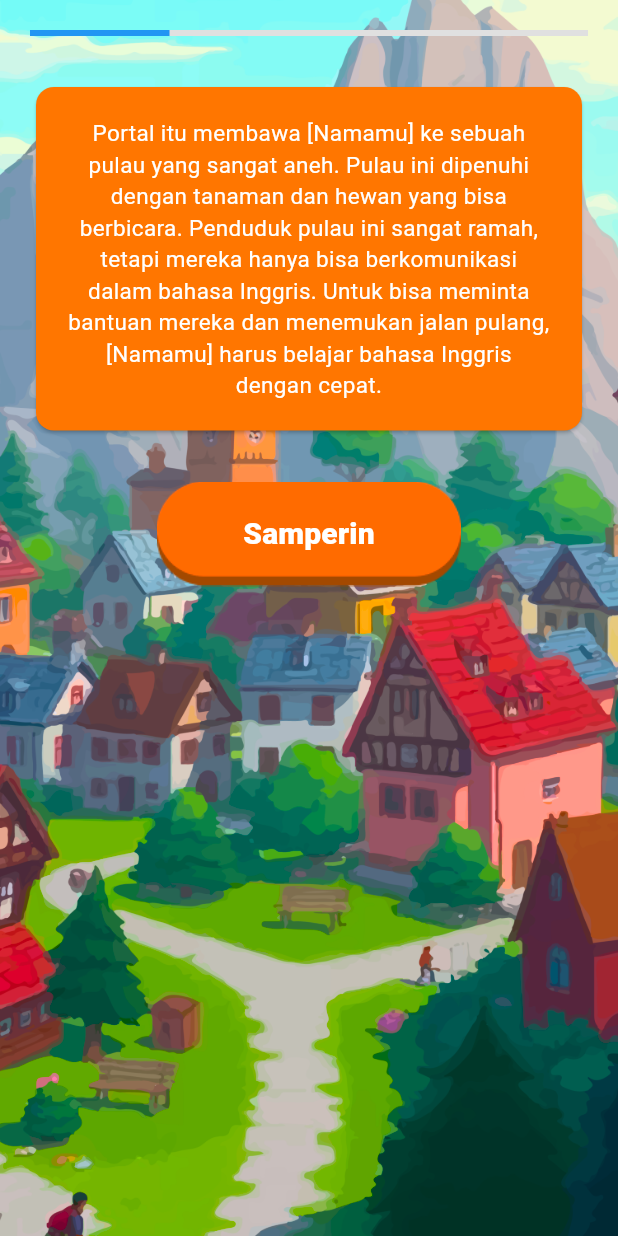
After one commit to Nessaa16/WordWhizz, a Flutter app: the MiniGames2 screen opened directly, after a tap on "Maju", on a phone screen of 412 x 824 dp. The commit adds this screen. Run offline on Flutter 3.47's test engine with Material 3 defaults, Android fonts, the light colour scheme and no system bars; our stand-ins replace cloud_firestore, firebase_auth, firebase_core, lottie; accounts and stored records are empty; Roboto replaces fonts that are missing (BalooChettan2).

Commit message:
Add Minigames  Translate and Add navbar each page
Update unutk menggabungkan page

```diff
--- a/wordwhizz/lib/main.dart
+++ b/wordwhizz/lib/main.dart
@@ -36,9 +36,9 @@ class MyApp extends StatelessWidget {
       // home: TebakGambar(),
       // home: MainMenuScreen2(),
       // home: Chapter1(),
-      home: Beforestartgame(),
-//    home: MainMenuScreen2(),
-
+      // home: Beforestartgame(),
+  //  home: MainMenuScreen2(),
+      home: MainMenuScreen(),
     );
   }
 }
--- a/wordwhizz/lib/shared/theme_shared.dart
+++ b/wordwhizz/lib/shared/theme_shared.dart
@@ -8,6 +8,7 @@ Color yellowColor = const Color(0xFFFFDE00);
 Color bgColor = const Color(0xFF5BCEFF);
 Color dropShadow = const Color(0xFF006691);
 Color fontColor = const Color(0xFF403C3C);
+Color thirdColor = const Color(0xEFF1F5);
 
 TextStyle splashTitle1 = TextStyle(
   fontFamily: 'BalooChettan2',
--- /dev/null
+++ b/wordwhizz/lib/view/pages/minigames_translate.dart
@@ -0,0 +1,217 @@
+part of 'pages.dart';
+
+class MiniGames2 extends StatefulWidget {
+  const MiniGames2({super.key});
+
+  @override
+  State<MiniGames2> createState() => _MiniGames2State();
+}
+
+class _MiniGames2State extends State<MiniGames2> with TickerProviderStateMixin {
+  // Daftar cerita
+  final List<String> _storyParts = [
+    "[Namamu] sedang berlibur di sebuah pulau yang terkenal dengan keindahan alamnya. Saat menjelajahi hutan belantara, [Namamu] menemukan sebuah gua yang belum pernah dijelajahi sebelumnya. Di dalam gua, terdapat sebuah portal yang memancarkan cahaya biru. Dengan rasa penasaran yang besar, [Namamu] memutuskan untuk masuk ke dalam portal.",
+    "Portal itu membawa [Namamu] ke sebuah pulau yang sangat aneh. Pulau ini dipenuhi dengan tanaman dan hewan yang bisa berbicara. Penduduk pulau ini sangat ramah, tetapi mereka hanya bisa berkomunikasi dalam bahasa Inggris. Untuk bisa meminta bantuan mereka dan menemukan jalan pulang, [Namamu] harus belajar bahasa Inggris dengan cepat."
+  ];
+
+  // Daftar gambar latar belakang
+  final List<String> _backgroundImages = [
+    'assets/images/bg_minigames_translate.png', // Gambar latar belakang pertama
+  ];
+
+  // // Daftar gambar latar belakang
+  // final List<String> _progressBar = [
+  //   'assets/images/0bar.png',
+  //   'assets/images/1bar.png',
+  //   'assets/images/2bar.png',
+  //   'assets/images/3bar.png',
+  // ];
+
+  int _currentStoryIndex = 0; // Indeks cerita saat ini
+  int _currentBackgroundIndex = 0; // Indeks gambar latar belakang saat ini
+  // int _currentProgressIndex = 0;
+
+  double _linearProgress = 0.0; // Progress untuk linear progress bar
+
+  late AnimationController _animationController;
+  late Animation<Offset> _animation;
+
+  late AnimationController _popupController;
+  late Animation<double> _popupAnimation;
+
+  @override
+  void initState() {
+    super.initState();
+    _animationController = AnimationController(
+      vsync: this,
+      duration: const Duration(seconds: 1),
+    )..repeat(reverse: true); // Ulangi animasi dengan efek reverse
+
+    _animation = Tween<Offset>(
+      begin: Offset(0, 0), // Posisi awal
+      end: Offset(0, -0.1), // Bergerak sedikit ke atas
+    ).animate(CurvedAnimation(
+      parent: _animationController,
+      curve: Curves.easeInOut, // Gunakan efek ease in dan ease out
+    ));
+
+    // Inisialisasi controller untuk animasi pop-up
+    _popupController = AnimationController(
+      vsync: this,
+      duration: const Duration(milliseconds: 300),
+    );
+
+    _popupAnimation = Tween<double>(
+      begin: 0.0,
+      end: 1.0,
+    ).animate(CurvedAnimation(
+      parent: _popupController,
+      curve: Curves.easeOut,
+    ));
+
+    // Jalankan animasi pop-up saat halaman dimuat
+    _popupController.forward();
+  }
+
+  @override
+  void dispose() {
+    _animationController.dispose();
+    _popupController.dispose(); // Dispose controller pop-up
+    super.dispose();
+  }
+
+  void _nextStoryPart() {
+    setState(() {
+      if (_currentStoryIndex < _storyParts.length - 1) {
+        _currentStoryIndex++; // Pindah ke bagian cerita berikutnya
+      } else {
+        // Jika sudah di bagian terakhir, bisa direset atau ditangani sesuai kebutuhan
+        _currentStoryIndex = 0; // Contoh: kembali ke awal
+      }
+
+      // Ubah gambar latar belakang
+      if (_currentBackgroundIndex < _backgroundImages.length - 1) {
+        _currentBackgroundIndex++; // Pindah ke gambar latar belakang berikutnya
+      } else {
+        _currentBackgroundIndex = 0; // Kembali ke gambar latar belakang pertama
+      }
+
+      // // Ubah gambar progress bar
+      // if (_currentProgressIndex < _progressBar.length - 1) {
+      //   _currentProgressIndex++; // Pindah ke gambar latar belakang berikutnya
+      // } else {
+      //   _currentProgressIndex = 0; // Kembali ke gambar latar belakang pertama
+      // }
+
+      // Update linear progress
+      if (_linearProgress < 1.0) {
+        _linearProgress += 0.25; // Increment progress by 25% each time
+      } else {
+        _linearProgress = 1.0; // Cap progress at 100%
+      }
+
+      // Jalankan animasi pop-up saat tombol ditekan
+      _popupController.forward(from: 0.0);
+    });
+  }
+
+  @override
+  Widget build(BuildContext context) {
+    return Scaffold(
+      body: Stack(
+        children: [
+          Positioned.fill(
+            child: Image.asset(
+              _backgroundImages[_currentBackgroundIndex], // Gambar latar belakang sesuai indeks
+              fit: BoxFit.cover,
+            ),
+          ),
+          SafeArea(
+            bottom: false,
+            child: ListView(
+              padding: EdgeInsets.all(20.0),
+              children: [
+                // Animated progress bar
+                ScaleTransition(
+                  scale: _popupAnimation,
+                  child: Column(
+                    children: [
+                      LinearProgressIndicator(
+                        value: _linearProgress, // Set the progress value
+                        backgroundColor: Colors.grey[300],
+                        valueColor: AlwaysStoppedAnimation<Color>(Colors.blue),
+                      ),
+                      // SizedBox(height: 20),
+                      // Image.asset(
+                      //   _progressBar[_currentProgressIndex],
+                      //   fit: BoxFit.cover,
+                      // ),
+                    ],
+                  ),
+                ),
+                SizedBox(height: 30),
+                // Card dengan cerita
+                ScaleTransition(
+                  scale: _popupAnimation,
+                  child: Card(
+                    color: primaryColor,
+                    child: Padding(
+                      padding: const EdgeInsets.all(20.0),
+                      child: Text(
+                        _storyParts[_currentStoryIndex], // Tampilkan bagian cerita saat ini
+                        style: story_content,
+                        textAlign: TextAlign.center,
+                      ),
+                    ),
+                  ),
+                ),
+                SizedBox(height: 30),
+                // Tombol dengan animasi pop-up
+                ScaleTransition(
+                  scale: _popupAnimation,
+                  child: Align(
+                    alignment: Alignment.center,
+                    child: Container(
+                      height: 70,
+                      child: ElevatedButton(
+                        style: ElevatedButton.styleFrom(
+                          padding: EdgeInsets.zero,
+                          backgroundColor: Colors.transparent,
+                          shape: RoundedRectangleBorder(
+                            borderRadius: BorderRadius.circular(0),
+                          ),
+                          elevation: 0,
+                        ),
+                        onPressed: () {
+                          _nextStoryPart(); // Panggil fungsi untuk pindah ke bagian cerita berikutnya
+                        },
+                        child: Stack(
+                          alignment: Alignment.center,
+                          children: [
+                            Image.asset(
+                              'assets/images/button1.png',
+                              height: 70,
+                            ),
+                            Positioned(
+                              child: Text(
+                                _currentStoryIndex == _storyParts.length - 1
+                                    ? "Samperin"
+                                    : "Maju", // Ubah teks tombol
+                                style: button1,
+                              ),
+                            ),
+                          ],
+                        ),
+                      ),
+                    ),
+                  ),
+                ),
+                SizedBox(height: 30),
+              ],
+            ),
+          ),
+        ],
+      ),
+    );
+  }
+}
--- a/wordwhizz/lib/view/pages/mm_minigames_page.dart
+++ b/wordwhizz/lib/view/pages/mm_minigames_page.dart
@@ -27,7 +27,7 @@ class MinigamesScreen extends StatelessWidget {
                       // Back Button
                       GestureDetector(
                         onTap: () {
-                          // Handle back navigation
+                          Navigator.pop(context);
                         },
                         child: Image.asset(
                           'assets/images/backarrow.png',
--- a/wordwhizz/lib/view/pages/pages.dart
+++ b/wordwhizz/lib/view/pages/pages.dart
@@ -35,7 +35,7 @@ part 'mg_tebakgambar_page.dart';
 
 
 part 'shop_page.dart';
-
+part 'minigames_translate.dart';
 // part 'character2_page.dart';
 // part 'character3_page.dart';
 // part 'character4_page.dart';
--- a/wordwhizz/lib/view/pages/playmenu1_page.dart
+++ b/wordwhizz/lib/view/pages/playmenu1_page.dart
@@ -96,7 +96,7 @@ class Chapter1 extends StatelessWidget {
                     // Back Button
                     GestureDetector(
                       onTap: () {
-                        // Handle back navigation
+                         Navigator.pop(context);
                       },
                       child: Image.asset(
                         'assets/images/backarrow.png',
--- a/wordwhizz/lib/view/pages/shop_page.dart
+++ b/wordwhizz/lib/view/pages/shop_page.dart
@@ -32,7 +32,7 @@ class _ShopPageState extends State<ShopPage> {
                       children: [
                         GestureDetector(
                           onTap: () {
-                            // Handle back navigation
+                            Navigator.pop(context);
                           },
                           child: Image.asset(
                             'assets/images/backarrow.png',
--- a/wordwhizz/pubspec.yaml
+++ b/wordwhizz/pubspec.yaml
@@ -137,6 +137,9 @@ flutter:
     - assets/images/navbaratas.png
     - assets/images/navbarbackatas.png
     - assets/images/backnav.png
+    - assets/images/bg_minigames_translate.png
+
+
 
   #   - images/a_dot_ham.jpeg
   # An image asset can refer to one or more resolution-specific "variants", see
```
Also changed, not shown: wordwhizz/lib/view/pages/bottomnavbar.dart (+32 -4 lines), wordwhizz/lib/view/pages/mainmenu_page1.dart (+21 -3 lines), wordwhizz/assets/images/bg_minigames_translate.png (added), wordwhizz/pubspec.lock.
